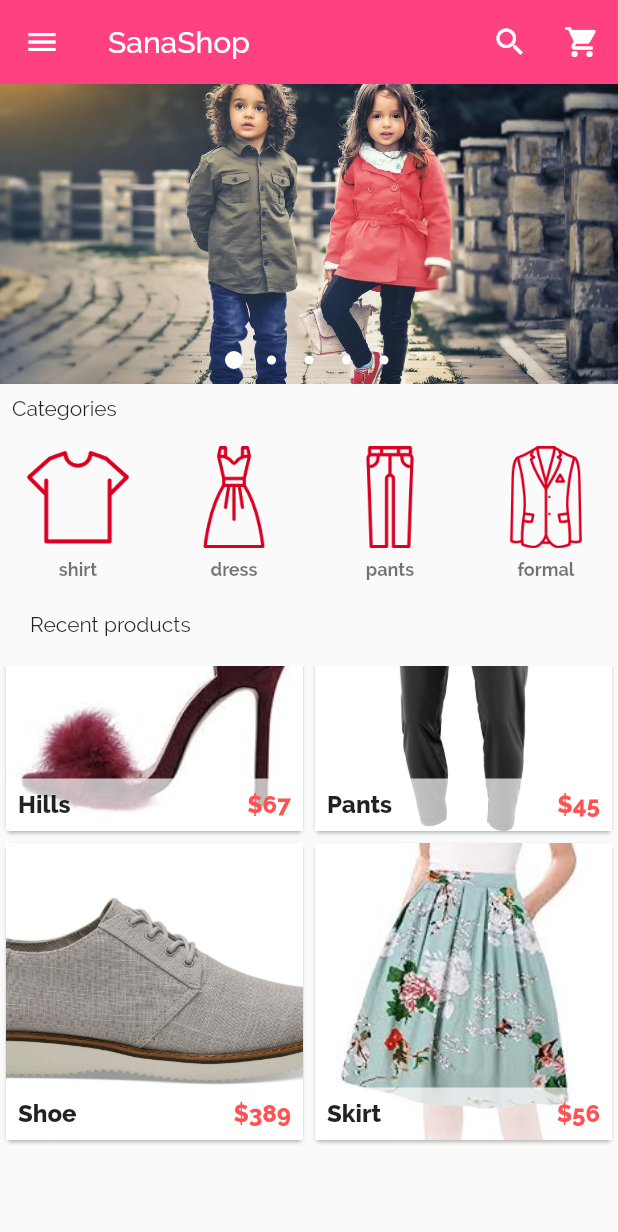
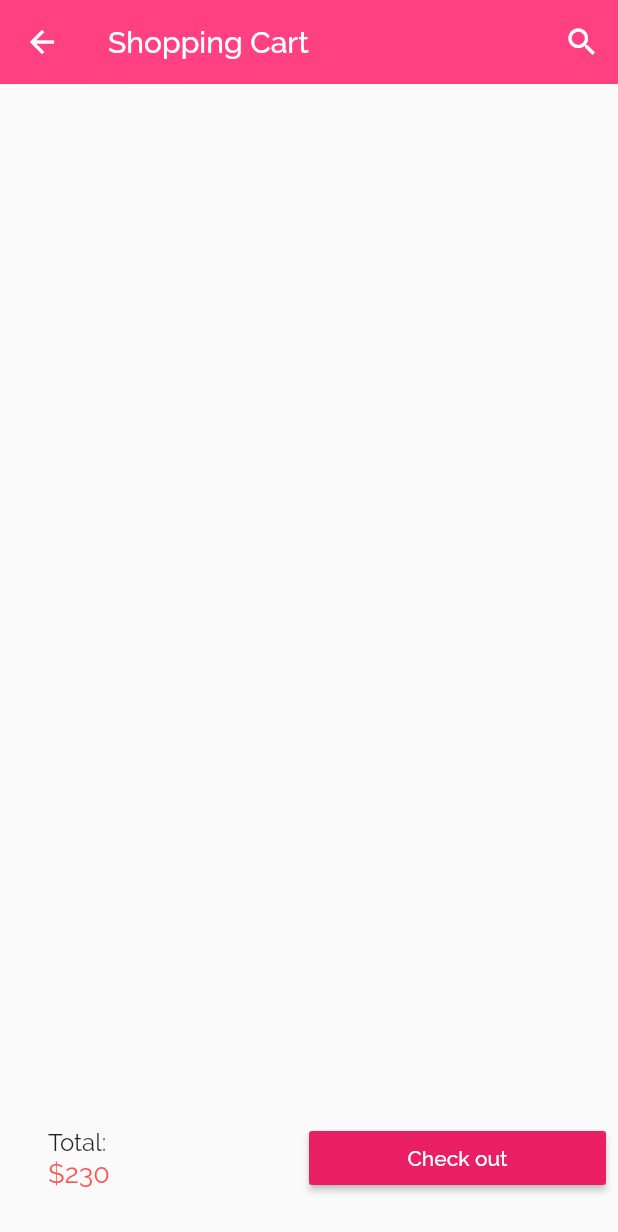
Before and after one commit to Sanaebadi97/Online-Fashion-Store, a Flutter app: the screen it shows after launch, scrolled down 298 dp, after a tap on the "shopping cart" icon, on a phone screen of 412 x 824 dp. Shown: the top 1232 px of the screen. Run offline on Flutter 3.47's test engine with Material 2 defaults, Android fonts, the phone set to English and light mode, and no system bars; drawn by our look-alikes of carousel_pro.

Commit message:
Start Shopping cart

```diff
--- a/lib/main.dart
+++ b/lib/main.dart
@@ -1,10 +1,9 @@
 import 'package:carousel_pro/carousel_pro.dart';
 import 'package:flutter/material.dart';
 import 'package:flutter/services.dart';
-
-/*Own IMports*/
 import 'package:flutter_wp/componets/horizontal_listview.dart';
 import 'package:flutter_wp/componets/products.dart';
+import 'package:flutter_wp/pages/shopping_cart.dart';
 
 void main() {
   SystemChrome.setSystemUIOverlayStyle(SystemUiOverlayStyle(
@@ -61,7 +60,10 @@ class _HomePageState extends State<HomePage> {
             ),
           ),
           IconButton(
-            onPressed: () {},
+            onPressed: () {
+              Navigator.push(context,
+                  MaterialPageRoute(builder: (context) => ShoppingCart()));
+            },
             icon: Icon(
               Icons.shopping_cart,
               color: Colors.white,
@@ -123,10 +125,13 @@ class _HomePageState extends State<HomePage> {
               ),
             ),
             InkWell(
-              onTap: () {},
+              onTap: () {
+                Navigator.push(context,
+                    MaterialPageRoute(builder: (context) => ShoppingCart()));
+              },
               child: ListTile(
-                title:
-                    Text('Shopping Cart', style: TextStyle(fontFamily: 'Raleway')),
+                title: Text('Shopping Cart',
+                    style: TextStyle(fontFamily: 'Raleway')),
                 leading: Icon(
                   Icons.shopping_cart,
                   color: Colors.redAccent,
--- /dev/null
+++ b/lib/pages/shopping_cart.dart
@@ -0,0 +1,66 @@
+import 'package:flutter/material.dart';
+
+class ShoppingCart extends StatefulWidget {
+  @override
+  _ShoppingCartState createState() => _ShoppingCartState();
+}
+
+class _ShoppingCartState extends State<ShoppingCart> {
+  @override
+  Widget build(BuildContext context) {
+    return Scaffold(
+      appBar: AppBar(
+        elevation: 0.1,
+        backgroundColor: Colors.pinkAccent,
+        title: Text('Shopping Cart', style: TextStyle(fontFamily: 'Raleway')),
+        actions: <Widget>[
+          IconButton(
+            onPressed: () {},
+            icon: Icon(
+              Icons.search,
+              color: Colors.white,
+            ),
+          ),
+        ],
+      ),
+      bottomNavigationBar: Padding(
+        padding: const EdgeInsets.all(0),
+        child: Container(
+          color: Colors.transparent,
+          child: Padding(
+            padding: const EdgeInsets.all(8.0),
+            child: Row(
+              children: <Widget>[
+                Expanded(
+                  child: Padding(
+                    padding: const EdgeInsets.all(8.0),
+                    child: ListTile(
+                      title: Text('Total:',
+                          style: TextStyle(fontFamily: 'Raleway')),
+                      subtitle: Text('\$230',
+                          style: TextStyle(
+                              color: Colors.redAccent,
+                              fontFamily: 'Raleway',
+                              fontSize: 18)),
+                    ),
+                  ),
+                ),
+                Expanded(
+                  child: MaterialButton(
+                    onPressed: () {},
+                    child: Text(
+                      'Check out',
+                      style:
+                          TextStyle(color: Colors.white, fontFamily: 'Raleway'),
+                    ),
+                    color: Colors.pink,
+                  ),
+                )
+              ],
+            ),
+          ),
+        ),
+      ),
+    );
+  }
+}
```
